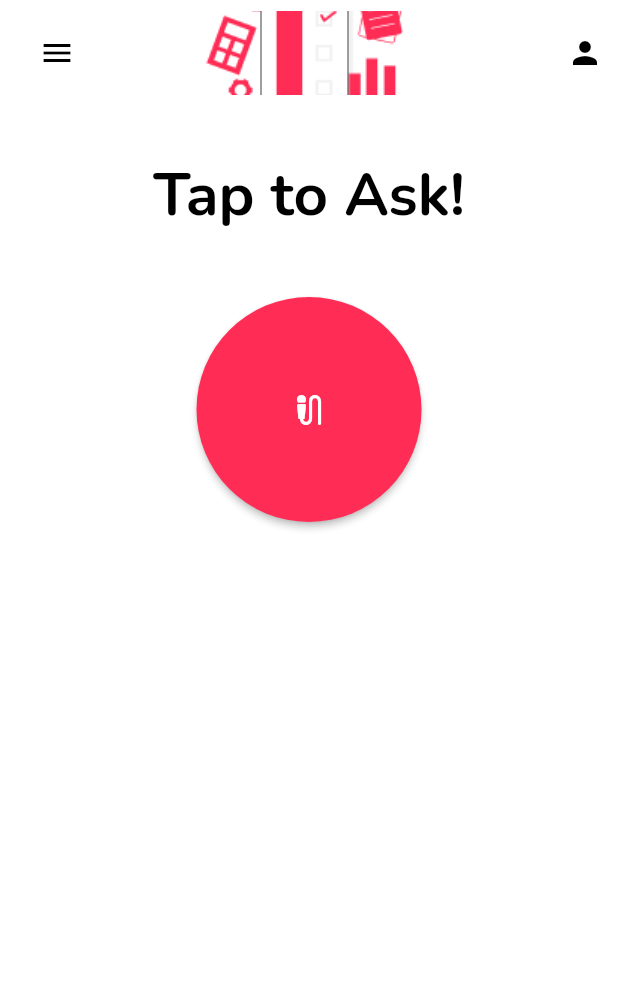
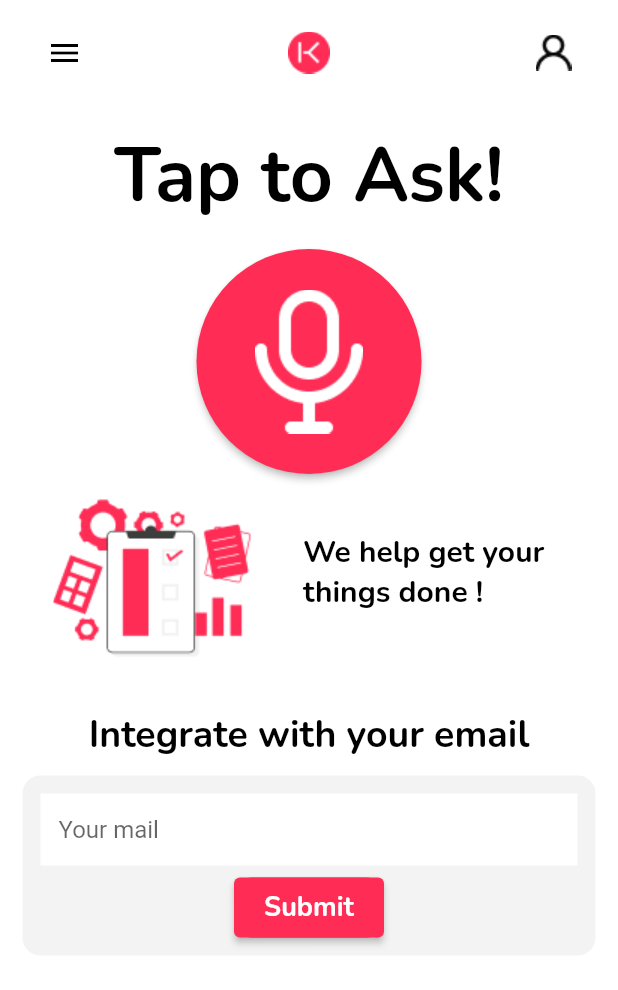
Before and after one commit to sofiane-ka/kyoconseilapp, a Flutter app: the screen it shows after launch, on a phone screen of 412 x 824 dp. Shown: the top 990 px of the screen. Run offline on Flutter 3.47's test engine with Material 2 defaults, Android fonts, the phone set to English and light mode, and no system bars.

Commit message:
main page

```diff
--- a/lib/HomePage.dart
+++ b/lib/HomePage.dart
@@ -6,6 +6,7 @@ import 'ChatMessageWidget.dart';
 const backgroundColor = Color(0xffffffff);
 const iconColor = Color(0xff09080);
 const redColor = Color(0xffFF2D56);
+const grayColor = Color(0xffF3F3F3);
 
 class HomePage extends StatefulWidget {
   const HomePage({super.key});
@@ -20,8 +21,10 @@ class _HomePageState extends State<HomePage> {
 
   @override
   Widget build(BuildContext context) {
-    return Padding(
-        padding: EdgeInsets.symmetric(horizontal: 10.0, vertical: 7.0),
+    return Container(
+        color: Colors.white,
+        child: Padding(
+            padding: EdgeInsets.symmetric(horizontal: 15.0, vertical: 7.0),
             child: Scaffold(
               appBar: AppBar(
                 backgroundColor: Colors.transparent,
@@ -32,14 +35,9 @@ class _HomePageState extends State<HomePage> {
                   color: Colors.black,
                 ),
                 title: Image.asset(
-              'assets/note.png',
+                  'assets/icon.png',
                 ),
-            actions: [
-              Icon(
-                Icons.person,
-                color: Colors.black,
-              )
-            ],
+                actions: [Image.asset('assets/profile.png')],
               ),
               extendBodyBehindAppBar: true,
               backgroundColor: backgroundColor,
@@ -47,31 +45,113 @@ class _HomePageState extends State<HomePage> {
                 child: Center(
                     child: Column(children: [
                   SizedBox(
-                height: 40.0,
+                    height: 20.0,
                   ),
                   Text('Tap to Ask!',
                       style: TextStyle(
                           color: Colors.black,
                           fontFamily: 'Nunito',
-                      fontSize: 40,
+                          fontSize: 50,
                           fontWeight: FontWeight.bold)),
                   Row(
                     children: [],
                   ),
                   SizedBox(
-                height: 40.0,
+                    height: 15.0,
                   ),
                   Container(
                       height: 150,
                       width: 150,
                       child: ElevatedButton(
                         onPressed: () {},
-                    child: Icon(Icons.mic_external_on_rounded),
+                        child: Image.asset('assets/mic.png'),
                         style: ElevatedButton.styleFrom(
                           backgroundColor: redColor,
                           shape: CircleBorder(),
                           padding: EdgeInsets.all(24),
                         ),
+                      )),
+                  SizedBox(height: 10.0),
+                  Row(
+                    mainAxisAlignment: MainAxisAlignment.center,
+                    children: [
+                      Image.asset('assets/note.png'),
+                      SizedBox(width: 20.0),
+                      Container(
+                        padding: EdgeInsets.all(10.0),
+                        height: 100,
+                        width: 185,
+                        child: Text('We help get your things done !',
+                            textAlign: TextAlign.start,
+                            style: TextStyle(
+                                color: Colors.black,
+                                fontFamily: 'Nunito',
+                                fontSize: 20,
+                                fontWeight: FontWeight.bold)),
+                      )
+                    ],
+                  ),
+                  SizedBox(
+                    height: 10.0,
+                  ),
+                  Text('Integrate with your email',
+                      textAlign: TextAlign.center,
+                      style: TextStyle(
+                          color: Colors.black,
+                          fontFamily: 'Nunito',
+                          fontSize: 25,
+                          fontWeight: FontWeight.bold)),
+                  SizedBox(
+                    height: 10.0,
+                  ),
+                  Container(
+                      height: 120,
+                      decoration: BoxDecoration(
+                          color: grayColor,
+                          borderRadius: BorderRadius.circular(12.0)),
+                      padding: EdgeInsets.all(12.0),
+                      child: Column(
+                        children: [
+                          Expanded(
+                              child: TextField(
+                            autocorrect: true,
+                            style: const TextStyle(color: redColor),
+                            controller: _textController,
+                            decoration: const InputDecoration(
+                              fillColor: Colors.white,
+                              filled: true,
+                              hintText: 'Your mail',
+                              border: InputBorder.none,
+                              focusedBorder: InputBorder.none,
+                              enabledBorder: InputBorder.none,
+                              errorBorder: InputBorder.none,
+                              disabledBorder: InputBorder.none,
+                            ),
+                          )),
+                          SizedBox(
+                            height: 5.0,
+                          ),
+                          Container(
+                              height: 40,
+                              width: 100,
+                              decoration: BoxDecoration(
+                                  color: redColor,
+                                  borderRadius: BorderRadius.circular(12.0)),
+                              child: ElevatedButton(
+                                onPressed: () {},
+                                child: Text('Submit',
+                                    textAlign: TextAlign.center,
+                                    style: TextStyle(
+                                        color: Colors.white,
+                                        fontFamily: 'Nunito',
+                                        fontSize: 18,
+                                        fontWeight: FontWeight.bold)),
+                                style: ElevatedButton.styleFrom(
+                                  backgroundColor: redColor,
+                                  padding: EdgeInsets.all(3.0),
+                                ),
+                              )),
+                        ],
                       ))
                 ])),
 
@@ -95,7 +175,7 @@ class _HomePageState extends State<HomePage> {
                 )
                 */
               ),
-        ));
+            )));
   }
 }
 
--- a/pubspec.yaml
+++ b/pubspec.yaml
@@ -75,9 +75,8 @@ flutter:
   fonts:
     - family: Nunito
       fonts:
-        - asset: fonts/Nunito-Black.ttf
         - asset: fonts/Nunito-Bold.ttf
-          weight: 700
+          weight: 900
 
   #       - asset: fonts/Schyler-Italic.ttf
   #         style: italic
```
Also changed, not shown: assets/mic.png (added), assets/profile.png (added). Lines whose indentation alone changed are shown as unchanged.
